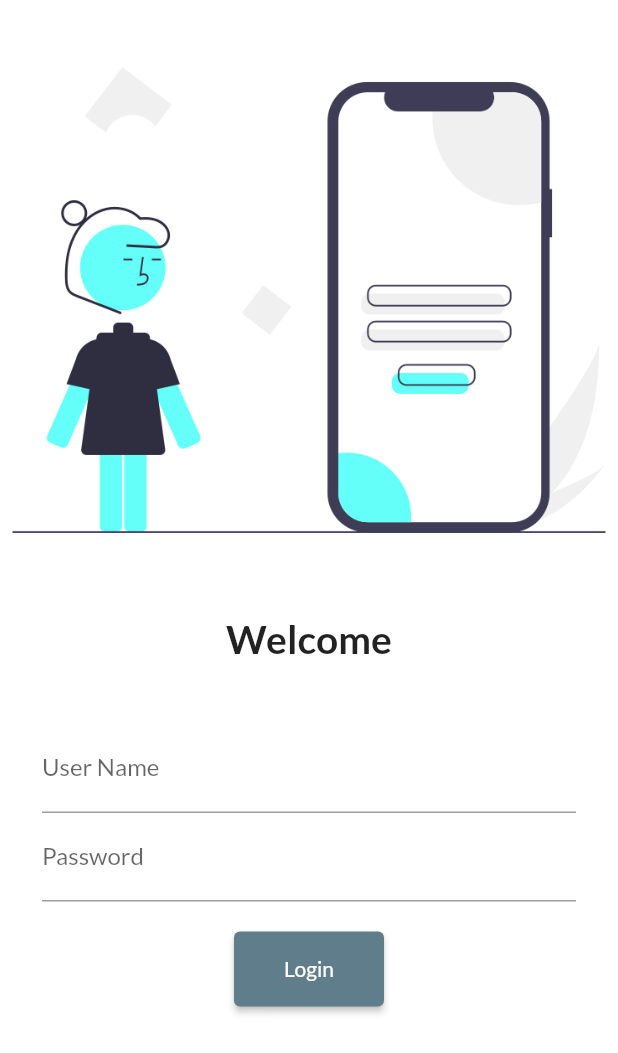
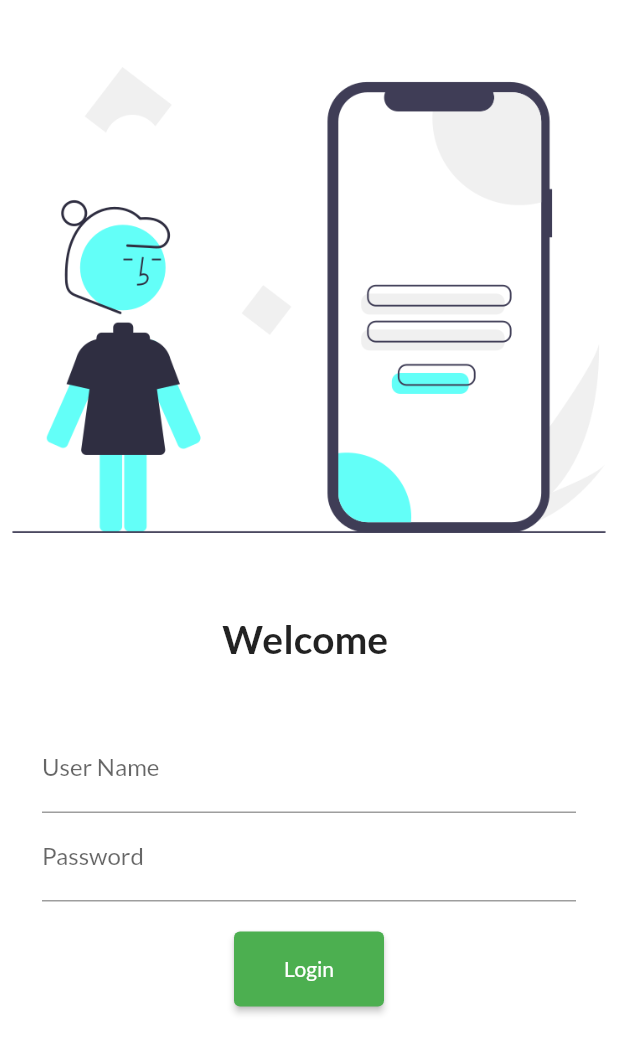
Before and after one commit to voltzylex/Catolog-App-Flutter-, a Flutter app: the screen it shows after launch, on a phone screen of 412 x 824 dp. Shown: the top 1053 px of the screen. Run offline on Flutter 3.47's test engine with Material 2 defaults, Android fonts, the phone set to English and light mode, and no system bars; our stand-ins replace google_fonts; missing offline and left inert: dart:html.

Commit message:
day 6 completed

```diff
--- a/lib/main.dart
+++ b/lib/main.dart
@@ -1,19 +1,29 @@
-import 'package:flutter/foundation.dart';
+
 import 'package:flutter/material.dart';
 import 'package:flutter_day_01/pages/home_page.dart';
 import 'package:flutter_day_01/pages/login_page.dart';
 import 'package:flutter_day_01/utils/routes.dart';
 import 'package:google_fonts/google_fonts.dart';
 
+
 void main() {
   runApp(myApp());
 }
 
-class myApp extends StatelessWidget {
+class myApp extends StatefulWidget {
+  @override
+  State<myApp> createState() => _myAppState();
+}
+
+class _myAppState extends State<myApp> {
   double pi = 3.14;
+
   bool isMale = true;
+
   num dataType = 30.5;
+
   var day = 'Tuesday';
+
   @override
   Widget build(BuildContext context) {
     return MaterialApp(
@@ -24,7 +34,7 @@
       // home: HomePage(),
       themeMode: ThemeMode.light,
       theme: ThemeData(
-        primarySwatch: Colors.blueGrey,
+        primarySwatch: Colors.green,
         fontFamily: GoogleFonts.lato().fontFamily,
         // primaryTextTheme: GoogleFonts.latoTextTheme(),
       ),
--- a/lib/pages/login_page.dart
+++ b/lib/pages/login_page.dart
@@ -5,7 +5,13 @@
 import 'package:flutter_day_01/utils/routes.dart';
 import 'package:google_fonts/google_fonts.dart';
 
-class LoginPage extends StatelessWidget {
+class LoginPage extends StatefulWidget {
+  @override
+  State<LoginPage> createState() => _LoginPageState();
+}
+
+class _LoginPageState extends State<LoginPage> {
+  String name = "";
   @override
   Widget build(BuildContext context) {
     return Material(
@@ -23,8 +29,8 @@
               height: 10.0,
               // child: Text("padde"),
             ),
-            const Text(
-              "Welcome",
+            Text(
+              "Welcome $name",
               style: TextStyle(fontSize: 26, fontWeight: FontWeight.bold),
             ),
             const SizedBox(
@@ -35,12 +41,15 @@
               child: Column(
                 children: [
                   TextFormField(
-                    decoration: InputDecoration(
-                      //for name enter
-                      labelText: "User Name",
-                      hintText: "Enter User Name",
-                    ),
-                  ),
+                      decoration: InputDecoration(
+                        //for name enter
+                        labelText: "User Name",
+                        hintText: "Enter User Name",
+                      ),
+                      onChanged: (value) {
+                        name = value;
+                        setState(() {});
+                      }),
                   TextFormField(
                     obscureText: true, //For hiding password while typing
                     decoration: InputDecoration(
```
Also changed, not shown: 2 other files.
